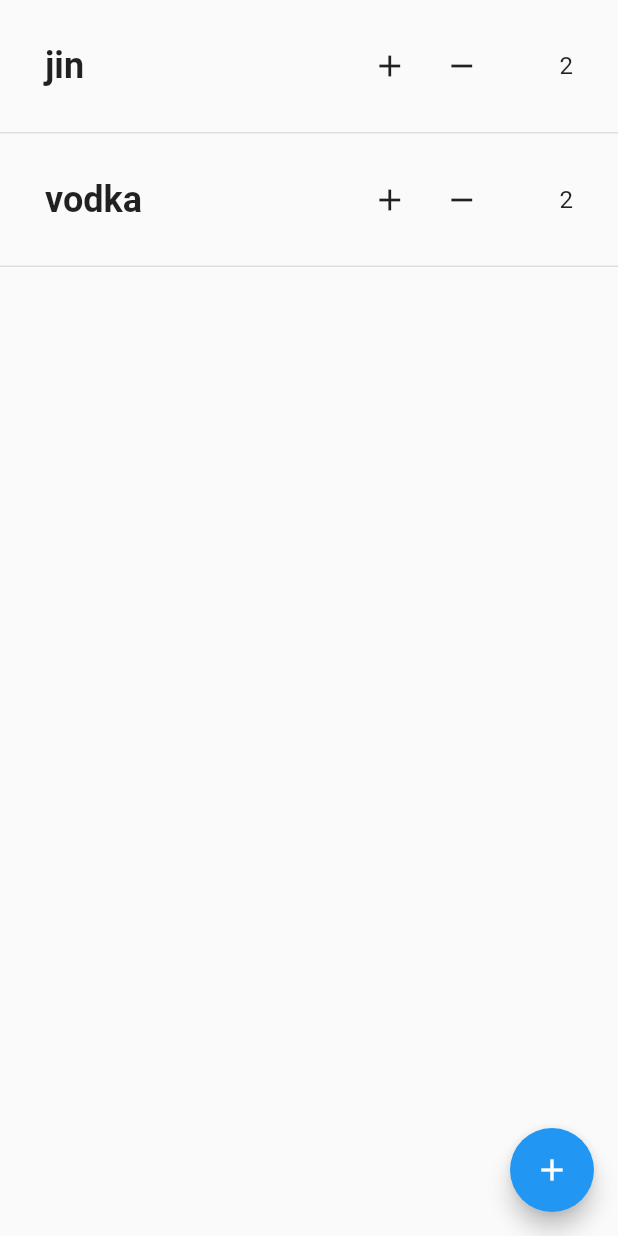
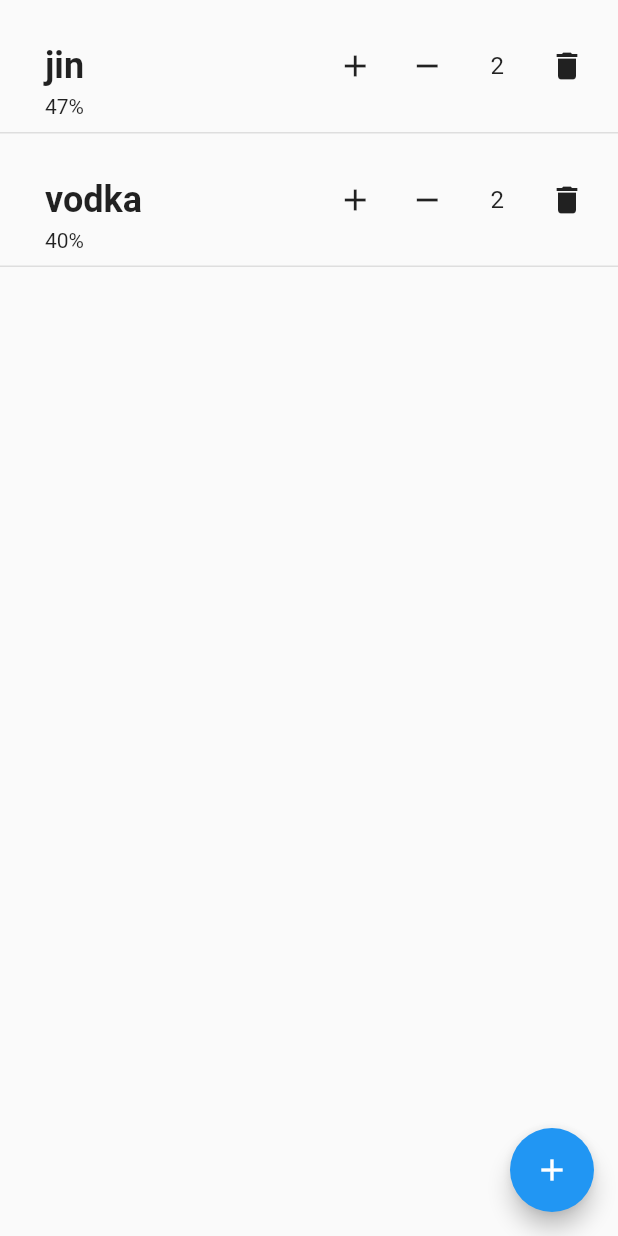
Before and after one commit to SEKI-YUTA/Flutter_Alcoholic_Beverage_Counter, a Flutter app: the screen it shows after launch, on a phone screen of 412 x 824 dp. Run offline on Flutter 3.47's test engine with Material 2 defaults, Android fonts, the phone set to English and light mode, and no system bars.

Commit message:
feature: add display percent feature

```diff
--- a/lib/pages/list_page.dart
+++ b/lib/pages/list_page.dart
@@ -11,17 +11,19 @@ class ListPage extends StatefulWidget {
 class _ListPageState extends State<ListPage> {
   late TextEditingController _nameController;
   late TextEditingController _countController;
+  late TextEditingController _alcoholDegreeController;
   // List data = [];
   // demo data
   List data = [
-    {"name": "jin", "count": 2},
-    {"name": "vodka", "count": 2},
+    {"name": "jin", "count": 2, "alcoholDegree": 47},
+    {"name": "vodka", "count": 2, "alcoholDegree": 40},
   ];
   @override
   void initState() {
     super.initState();
     _nameController = TextEditingController();
     _countController = TextEditingController();
+    _alcoholDegreeController = TextEditingController();
   }
 
   @override
@@ -49,6 +51,11 @@ class _ListPageState extends State<ListPage> {
                     data[index]["count"] -= 1;
                   });
                 },
+                deleteItem: () {
+                  setState(() {
+                    data.removeAt(index);
+                  });
+                },
               )),
           itemCount: data.length,
         ),
@@ -70,16 +77,24 @@ class _ListPageState extends State<ListPage> {
                         controller: _countController,
                         keyboardType: TextInputType.number,
                       )),
+                      Flexible(
+                          child: TextFormField(
+                        controller: _alcoholDegreeController,
+                        keyboardType: TextInputType.number,
+                      )),
                     ],
                   ),
                   actions: [
                     TextButton(
                         onPressed: () {
                           if (_nameController.text != "" &&
-                              _countController.text != "") {
+                              _countController.text != "" &&
+                              _alcoholDegreeController.text != "") {
                             data.add({
                               "name": _nameController.text,
-                              "count": int.parse(_countController.text)
+                              "count": int.parse(_countController.text),
+                              "alcoholDegree":
+                                  int.parse(_alcoholDegreeController.text)
                             });
                             Navigator.of(context).pop();
                             return;
--- a/lib/widgets/list_item.dart
+++ b/lib/widgets/list_item.dart
@@ -6,21 +6,26 @@ class ListItem extends StatelessWidget {
       required this.data,
       required this.index,
       required this.incrementCount,
-      required this.decrementCount})
+      required this.decrementCount,
+      required this.deleteItem})
       : super(key: key);
   List data;
   int index;
   Function()? incrementCount;
   Function()? decrementCount;
+  Function()? deleteItem;
 
   @override
   Widget build(BuildContext context) {
-    return Container(
+    return Stack(
+      children: [
+        Container(
           decoration: BoxDecoration(
               border: Border(
-              bottom:
-                  BorderSide(width: 1, color: Colors.grey.withOpacity(0.3)))),
-      padding: const EdgeInsets.symmetric(horizontal: 30, vertical: 20),
+                  bottom: BorderSide(
+                      width: 1, color: Colors.grey.withOpacity(0.3)))),
+          padding:
+              const EdgeInsets.only(left: 30, top: 20, bottom: 20, right: 10),
           child: Row(
             mainAxisAlignment: MainAxisAlignment.spaceBetween,
             children: [
@@ -45,8 +50,18 @@ class ListItem extends StatelessWidget {
                 data[index]["count"].toString(),
                 style: TextStyle(fontSize: 16),
               ),
+              IconButton(
+                  // delete item
+                  onPressed: deleteItem,
+                  icon: Icon(Icons.delete))
             ],
           ),
+        ),
+        Positioned(
+            bottom: 10,
+            left: 30,
+            child: Text("${data[index]["alcoholDegree"].toString()}%"))
+      ],
     );
   }
 }
```
Lines whose indentation alone changed are shown as unchanged.
